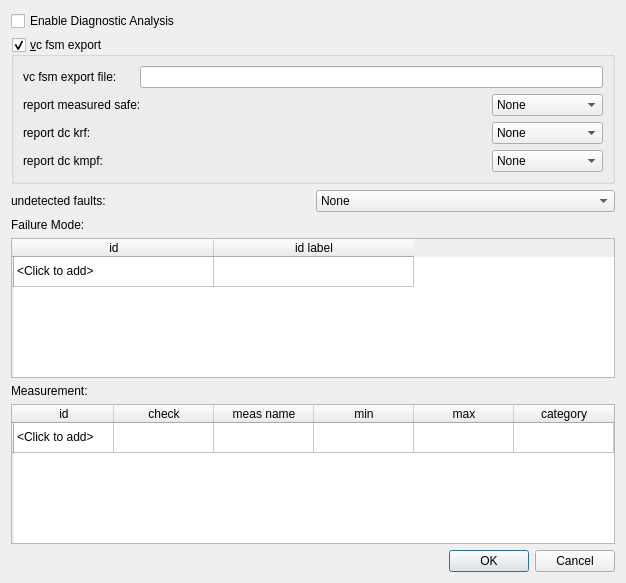
Before: the Qt Designer form DiagSettingDialog.ui in tcko5611/diag, drawn with Qt 5.
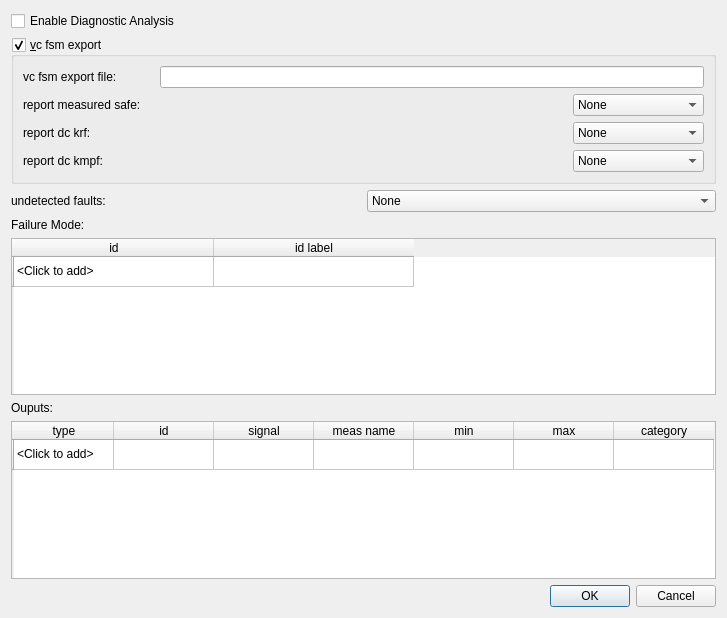
After: the same form once the commit is applied.

Commit message: modify diagnostic setting

```diff
--- a/DiagSettingDialog.ui
+++ b/DiagSettingDialog.ui
@@ -6,8 +6,8 @@
    <rect>
     <x>0</x>
     <y>0</y>
-    <width>626</width>
-    <height>583</height>
+    <width>727</width>
+    <height>618</height>
    </rect>
   </property>
   <property name="windowTitle">
@@ -191,7 +191,7 @@
    <item>
     <widget class="QLabel" name="label_7">
      <property name="text">
-      <string>Measurement:</string>
+      <string>Ouputs:</string>
      </property>
     </widget>
    </item>
@@ -202,6 +202,11 @@
        <string/>
       </property>
      </row>
+     <column>
+      <property name="text">
+       <string>type</string>
+      </property>
+     </column>
      <column>
       <property name="text">
        <string>id</string>
@@ -209,7 +214,7 @@
      </column>
      <column>
       <property name="text">
-       <string>check</string>
+       <string>signal</string>
       </property>
      </column>
      <column>
@@ -237,6 +242,11 @@
        <string>&lt;Click to add&gt;</string>
       </property>
      </item>
+     <item row="0" column="1">
+      <property name="text">
+       <string/>
+      </property>
+     </item>
     </widget>
    </item>
    <item>
```
Left out of the diff: 10 changed lines with no effect on the pictures. The commit also changes 7 other files.
